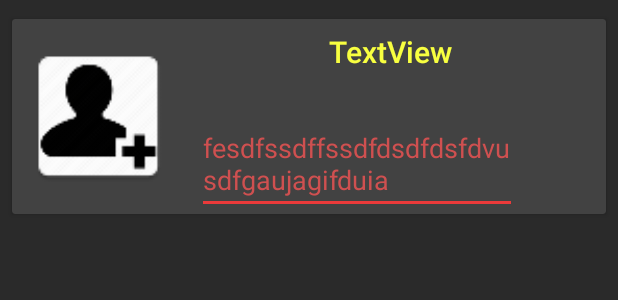
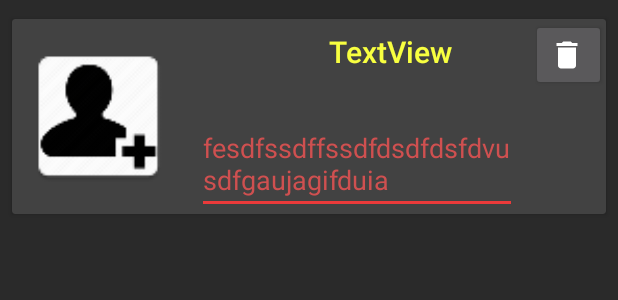
Before and after one commit to mcasx/WorkoutTrackingMobileApp, an Android app: the layout comments.xml on its own in the app's theme, with its tools: preview values and no code run, on a phone screen of 412 x 824 dp. Shown: the top 300 px of the screen. Run offline under Robolectric (Android 15) with nearby library versions, the phone set to English and light mode, and no system bars; network calls fail; Roboto replaces fonts that are not available here.

Commit message:
can delete comments

```diff
--- a/Muscle/app/src/main/java/g11/muscle/CardioActivity.java
+++ b/Muscle/app/src/main/java/g11/muscle/CardioActivity.java
@@ -496,6 +496,7 @@ public class CardioActivity extends AppCompatActivity implements SensorEventList
                 params.put("exercise_name", "Running");
                 params.put("set_amount", String.valueOf(1));
                 params.put("average_intensity", averageSpeed.getText().toString().split(" ")[2]);
+                params.put("plan_id", "null");
                 Log.e(TAG, averageSpeed.getText().toString().split(" ")[2]);
                 return params;
             }
--- /dev/null
+++ b/Muscle/app/src/main/res/drawable/ic_delete_black_24dp.xml
@@ -0,0 +1,9 @@
+<vector xmlns:android="http://schemas.android.com/apk/res/android"
+        android:width="24dp"
+        android:height="24dp"
+        android:viewportWidth="24.0"
+        android:viewportHeight="24.0">
+    <path
+        android:fillColor="#FFFFFFFF"
+        android:pathData="M6,19c0,1.1 0.9,2 2,2h8c1.1,0 2,-0.9 2,-2V7H6v12zM19,4h-3.5l-1,-1h-5l-1,1H5v2h14V4z"/>
+</vector>
--- a/Muscle/app/src/main/res/layout/comments.xml
+++ b/Muscle/app/src/main/res/layout/comments.xml
@@ -61,6 +61,16 @@
                 app:layout_constraintLeft_toRightOf="@+id/userCommentImage"
                 app:layout_constraintTop_toBottomOf="@+id/commentsUserName" />
 
+            <Button
+                android:id="@+id/trash"
+                android:layout_width="50dp"
+                android:layout_height="wrap_content"
+                android:drawableStart="@drawable/ic_delete_black_24dp"
+
+                android:src="@drawable/ic_delete_black_24dp"
+                app:layout_constraintRight_toRightOf="parent"
+                app:layout_constraintTop_toTopOf="parent" />
+
         </android.support.constraint.ConstraintLayout>
     </android.support.v7.widget.CardView>
 </LinearLayout>
--- a/Muscle/app/src/main/res/menu/add_friend_menu.xml
+++ b/Muscle/app/src/main/res/menu/add_friend_menu.xml
@@ -4,7 +4,7 @@
     <item
         android:id="@+id/add_friend"
         app:showAsAction="always"
-        android:title="Add Friends"
+        android:title="Add Friend"
         android:icon="@drawable/find_users"/>
 
 </menu>
--- /dev/null
+++ b/Muscle/app/src/main/res/menu/delete.xml
@@ -0,0 +1,4 @@
+<?xml version="1.0" encoding="utf-8"?>
+<menu xmlns:android="http://schemas.android.com/apk/res/android">
+
+</menu>
```
Also changed, not shown: Muscle/app/src/main/java/g11/muscle/Fragments/DetailedExerciseHistoryComments.java (+69 -2 lines), Muscle/app/src/main/ic_delete-web.png (added), Muscle/app/src/main/res/mipmap-hdpi/ic_delete.png (added), Muscle/app/src/main/res/mipmap-mdpi/ic_delete.png (added), Muscle/app/src/main/res/mipmap-xhdpi/ic_delete.png (added), Muscle/app/src/main/res/mipmap-xxhdpi/ic_delete.png (added), Muscle/app/src/main/res/mipmap-xxxhdpi/ic_delete.png (added).
